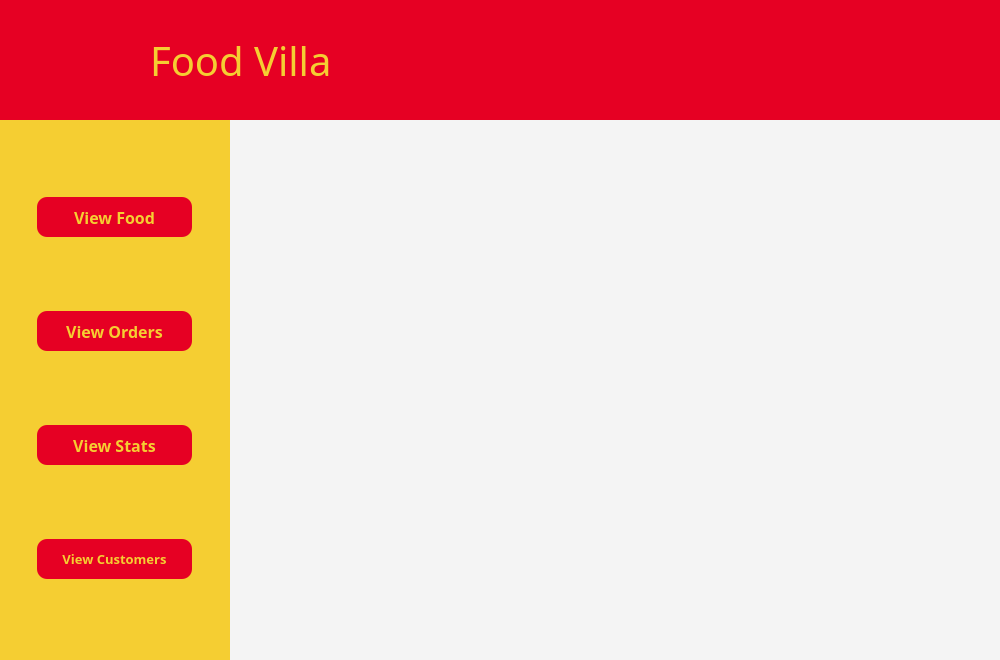
Old version of the form views/main.ui in the repository AbdulRehman7590/DSA_FinalProject.
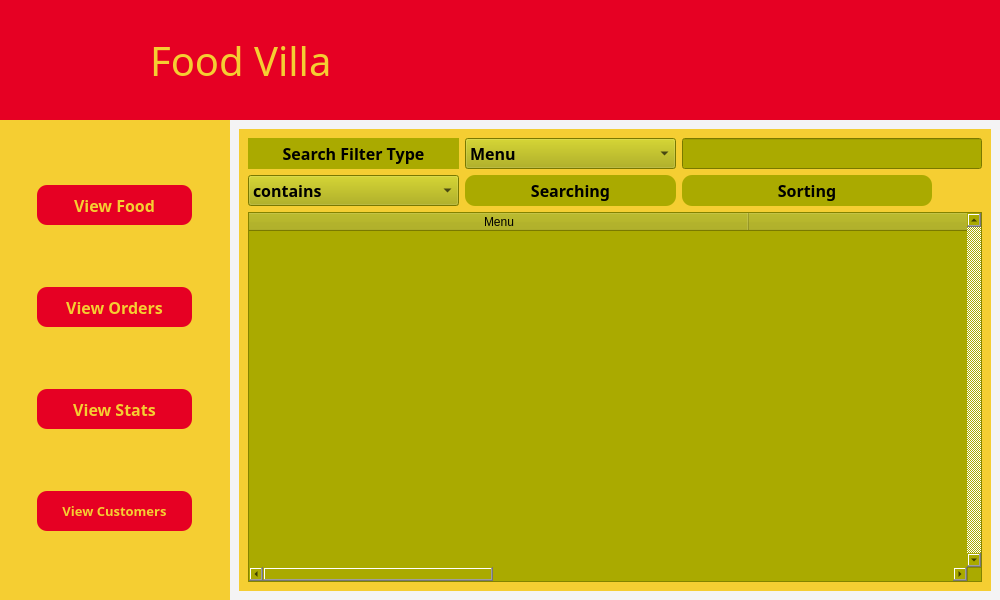
New version of the form. The open tabs and pages were chosen to show the change. Icons and pictures are not drawn.

Commit message: New Admin Interface Added

Patch:
```diff
--- a/views/main.ui
+++ b/views/main.ui
@@ -7,7 +7,7 @@
     <x>0</x>
     <y>0</y>
     <width>1000</width>
-    <height>660</height>
+    <height>600</height>
    </rect>
   </property>
   <property name="minimumSize">
@@ -1716,7 +1716,302 @@
              <property name="styleSheet">
               <string notr="true">background-color:rgb(244,244,244);</string>
              </property>
-             <widget class="QWidget" name="page"/>
+             <widget class="QWidget" name="ViewFood">
+              <layout class="QGridLayout" name="gridLayout_11">
+               <item row="0" column="0">
+                <widget class="QWidget" name="ViewFoodWidget" native="true">
+                 <property name="maximumSize">
+                  <size>
+                   <width>2000</width>
+                   <height>1000</height>
+                  </size>
+                 </property>
+                 <property name="styleSheet">
+                  <string notr="true">background-color:rgba(245, 206, 50, 1);</string>
+                 </property>
+                 <layout class="QGridLayout" name="gridLayout_12">
+                  <item row="0" column="0">
+                   <widget class="QLabel" name="sflabel_2">
+                    <property name="minimumSize">
+                     <size>
+                      <width>0</width>
+                      <height>0</height>
+                     </size>
+                    </property>
+                    <property name="maximumSize">
+                     <size>
+                      <width>300</width>
+                      <height>50</height>
+                     </size>
+                    </property>
+                    <property name="font">
+                     <font>
+                      <family>Script MT Bold</family>
+                      <pointsize>12</pointsize>
+                      <weight>75</weight>
+                      <bold>true</bold>
+                     </font>
+                    </property>
+                    <property name="styleSheet">
+                     <string notr="true">background-color: rgb(170, 170, 0);
+</string>
+                    </property>
+                    <property name="text">
+                     <string>Search Filter Type</string>
+                    </property>
+                    <property name="alignment">
+                     <set>Qt::AlignCenter</set>
+                    </property>
+                   </widget>
+                  </item>
+                  <item row="0" column="1">
+                   <widget class="QComboBox" name="pcomboBox">
+                    <property name="minimumSize">
+                     <size>
+                      <width>0</width>
+                      <height>0</height>
+                     </size>
+                    </property>
+                    <property name="maximumSize">
+                     <size>
+                      <width>300</width>
+                      <height>50</height>
+                     </size>
+                    </property>
+                    <property name="font">
+                     <font>
+                      <family>Script MT Bold</family>
+                      <pointsize>12</pointsize>
+                      <weight>75</weight>
+                      <bold>true</bold>
+                     </font>
+                    </property>
+                    <property name="styleSheet">
+                     <string notr="true">
+background-color: rgb(170, 170, 0);</string>
+                    </property>
+                    <item>
+                     <property name="text">
+                      <string>Menu</string>
+                     </property>
+                    </item>
+                    <item>
+                     <property name="text">
+                      <string>Price</string>
+                     </property>
+                    </item>
+                    <item>
+                     <property name="text">
+                      <string>Rating</string>
+                     </property>
+                    </item>
+                   </widget>
+                  </item>
+                  <item row="0" column="2">
+                   <widget class="QLineEdit" name="lineEdit">
+                    <property name="minimumSize">
+                     <size>
+                      <width>0</width>
+                      <height>0</height>
+                     </size>
+                    </property>
+                    <property name="maximumSize">
+                     <size>
+                      <width>300</width>
+                      <height>50</height>
+                     </size>
+                    </property>
+                    <property name="font">
+                     <font>
+                      <family>Script MT Bold</family>
+                      <pointsize>10</pointsize>
+                      <weight>75</weight>
+                      <bold>true</bold>
+                     </font>
+                    </property>
+                    <property name="styleSheet">
+                     <string notr="true">
+background-color: rgb(170, 170, 0);</string>
+                    </property>
+                   </widget>
+                  </item>
+                  <item row="1" column="0">
+                   <widget class="QComboBox" name="secomboBox">
+                    <property name="minimumSize">
+                     <size>
+                      <width>0</width>
+                      <height>0</height>
+                     </size>
+                    </property>
+                    <property name="maximumSize">
+                     <size>
+                      <width>300</width>
+                      <height>50</height>
+                     </size>
+                    </property>
+                    <property name="font">
+                     <font>
+                      <family>Script MT Bold</family>
+                      <pointsize>12</pointsize>
+                      <weight>75</weight>
+                      <bold>true</bold>
+                     </font>
+                    </property>
+                    <property name="styleSheet">
+                     <string notr="true">
+background-color: rgb(170, 170, 0);</string>
+                    </property>
+                    <item>
+                     <property name="text">
+                      <string>contains</string>
+                     </property>
+                    </item>
+                    <item>
+                     <property name="text">
+                      <string>starts_with</string>
+                     </property>
+                    </item>
+                    <item>
+                     <property name="text">
+                      <string>ends_with</string>
+                     </property>
+                    </item>
+                   </widget>
+                  </item>
+                  <item row="1" column="1">
+                   <widget class="QPushButton" name="sepushButton">
+                    <property name="minimumSize">
+                     <size>
+                      <width>0</width>
+                      <height>0</height>
+                     </size>
+                    </property>
+                    <property name="maximumSize">
+                     <size>
+                      <width>250</width>
+                      <height>50</height>
+                     </size>
+                    </property>
+                    <property name="font">
+                     <font>
+                      <family>Script MT Bold</family>
+                      <pointsize>12</pointsize>
+                      <weight>75</weight>
+                      <bold>true</bold>
+                     </font>
+                    </property>
+                    <property name="styleSheet">
+                     <string notr="true">QPushButton{
+	
+background-color: rgb(170, 170, 0);
+	
+	color: rgb(0, 0, 0);
+	border-radius:10%;
+}
+
+
+QPushButton:hover{
+	color: rgba(230, 0, 35, 1);
+	background-color:rgb(244,244,244);
+}	</string>
+                    </property>
+                    <property name="text">
+                     <string>Searching</string>
+                    </property>
+                   </widget>
+                  </item>
+                  <item row="1" column="2">
+                   <widget class="QPushButton" name="sepushButton_2">
+                    <property name="minimumSize">
+                     <size>
+                      <width>0</width>
+                      <height>0</height>
+                     </size>
+                    </property>
+                    <property name="maximumSize">
+                     <size>
+                      <width>250</width>
+                      <height>50</height>
+                     </size>
+                    </property>
+                    <property name="font">
+                     <font>
+                      <family>Script MT Bold</family>
+                      <pointsize>12</pointsize>
+                      <weight>75</weight>
+                      <bold>true</bold>
+                     </font>
+                    </property>
+                    <property name="styleSheet">
+                     <string notr="true">
+QPushButton{
+	
+background-color: rgb(170, 170, 0);
+	
+	color: rgb(0, 0, 0);
+	border-radius:10%;
+}
+
+
+QPushButton:hover{
+	color: rgba(230, 0, 35, 1);
+	background-color:rgb(244,244,244);
+}	</string>
+                    </property>
+                    <property name="text">
+                     <string>Sorting</string>
+                    </property>
+                   </widget>
+                  </item>
+                  <item row="2" column="0" colspan="3">
+                   <widget class="QTableWidget" name="ViewFoodTable">
+                    <property name="maximumSize">
+                     <size>
+                      <width>2000</width>
+                      <height>600</height>
+                     </size>
+                    </property>
+                    <property name="styleSheet">
+                     <string notr="true">
+background-color: rgb(170, 170, 0);</string>
+                    </property>
+                    <property name="verticalScrollBarPolicy">
+                     <enum>Qt::ScrollBarAlwaysOn</enum>
+                    </property>
+                    <property name="horizontalScrollBarPolicy">
+                     <enum>Qt::ScrollBarAsNeeded</enum>
+                    </property>
+                    <property name="autoScrollMargin">
+                     <number>10</number>
+                    </property>
+                    <property name="rowCount">
+                     <number>0</number>
+                    </property>
+                    <attribute name="horizontalHeaderDefaultSectionSize">
+                     <number>500</number>
+                    </attribute>
+                    <column>
+                     <property name="text">
+                      <string>Menu</string>
+                     </property>
+                    </column>
+                    <column>
+                     <property name="text">
+                      <string>Price</string>
+                     </property>
+                    </column>
+                    <column>
+                     <property name="text">
+                      <string>Rating</string>
+                     </property>
+                    </column>
+                   </widget>
+                  </item>
+                 </layout>
+                </widget>
+               </item>
+              </layout>
+             </widget>
              <widget class="QWidget" name="page_2"/>
             </widget>
            </item>
```
Left out of the diff: 12 changed lines with no effect on the pictures. The commit also changes 1 other file.
